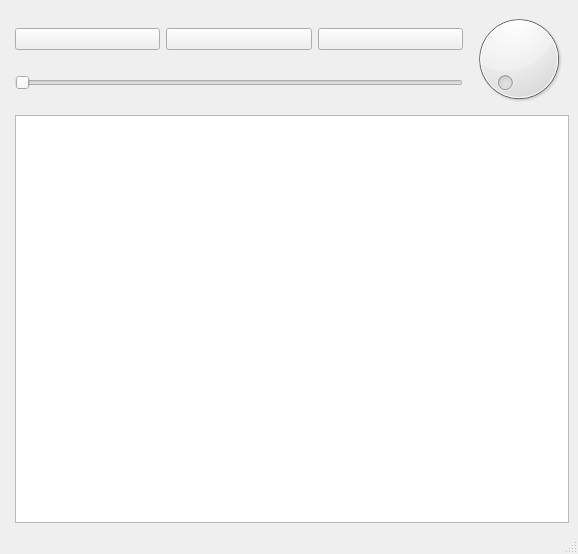
First picture: the form in ui/mainwindow.ui, repository ltworf/scurpiddu, before the edit.
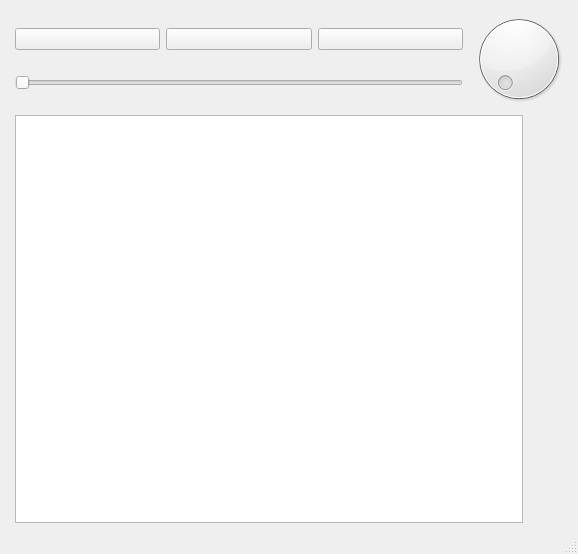
Second picture: the form after the edit. Icons and pictures are not drawn. Custom widgets are drawn as their Qt base class.

Commit message: Controls for playlist clear and shuffle

Patch:
```diff
--- a/ui/mainwindow.ui
+++ b/ui/mainwindow.ui
@@ -14,12 +14,12 @@
    <string>Scurpiddu</string>
   </property>
   <widget class="QWidget" name="centralwidget">
-   <layout class="QHBoxLayout" name="horizontalLayout_3">
+   <layout class="QHBoxLayout" name="horizontalLayout_4">
     <item>
      <widget class="PlaylistCreator" name="playlistCreator" native="true"/>
     </item>
     <item>
-     <layout class="QVBoxLayout" name="verticalLayout_2">
+     <layout class="QVBoxLayout" name="verticalLayout_3">
       <item>
        <layout class="QHBoxLayout" name="horizontalLayout_2">
         <item>
@@ -110,6 +110,8 @@
        </layout>
       </item>
       <item>
+       <layout class="QHBoxLayout" name="horizontalLayout_3">
+        <item>
        <widget class="QListView" name="playlistView">
         <property name="alternatingRowColors">
          <bool>true</bool>
@@ -122,6 +124,63 @@
         </property>
        </widget>
       </item>
+        <item>
+         <layout class="QVBoxLayout" name="verticalLayout_2">
+          <item>
+           <spacer name="verticalSpacer">
+            <property name="orientation">
+             <enum>Qt::Vertical</enum>
+            </property>
+            <property name="sizeHint" stdset="0">
+             <size>
+              <width>20</width>
+              <height>40</height>
+             </size>
+            </property>
+           </spacer>
+          </item>
+          <item>
+           <widget class="QPushButton" name="cmdShufflePlaylist">
+            <property name="text">
+             <string/>
+            </property>
+            <property name="icon">
+             <iconset theme="shuffle"/>
+            </property>
+            <property name="iconSize">
+             <size>
+              <width>24</width>
+              <height>24</height>
+             </size>
+            </property>
+            <property name="flat">
+             <bool>true</bool>
+            </property>
+           </widget>
+          </item>
+          <item>
+           <widget class="QPushButton" name="cmdClearPlaylist">
+            <property name="text">
+             <string/>
+            </property>
+            <property name="icon">
+             <iconset theme="edit-clear"/>
+            </property>
+            <property name="iconSize">
+             <size>
+              <width>24</width>
+              <height>24</height>
+             </size>
+            </property>
+            <property name="flat">
+             <bool>true</bool>
+            </property>
+           </widget>
+          </item>
+         </layout>
+        </item>
+       </layout>
+      </item>
      </layout>
     </item>
    </layout>
```
Left out of the diff: 4 changed lines with no effect on the pictures. Lines whose indentation alone changed are shown as unchanged. The commit also changes 1 other file.
